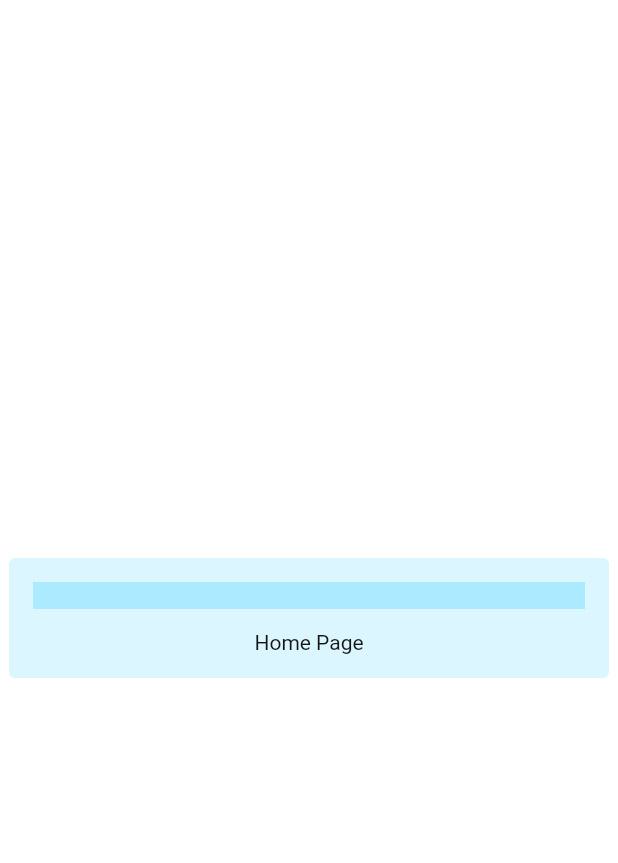
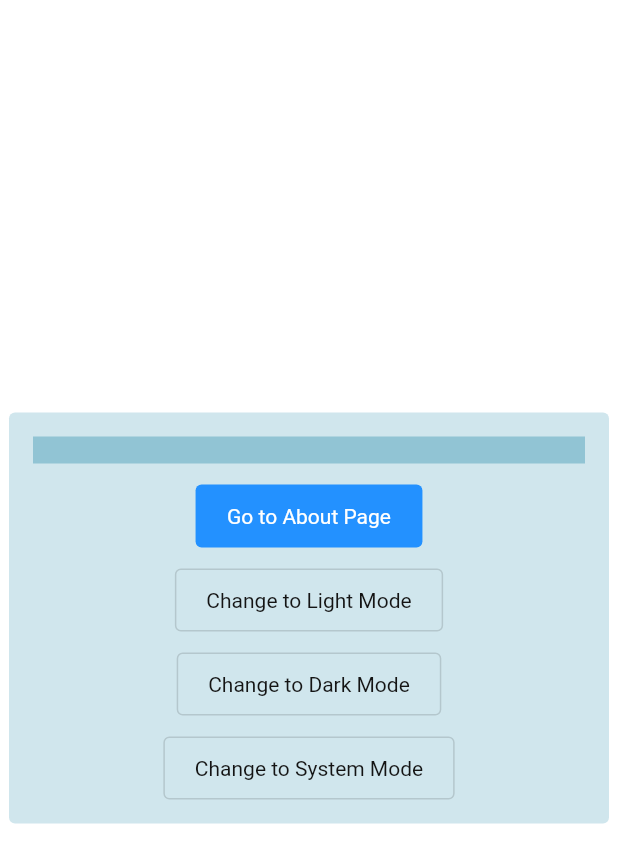
Before and after one commit to AxonDesigns/widget_app, a Flutter app: the screen it shows after launch, on a phone screen of 412 x 824 dp. Shown: the top 863 px of the screen. Run offline on Flutter 3.47's test engine with Material 3 defaults, Android fonts, the phone set to English and light mode, and no system bars; our stand-ins replace flutter_lucide, go_router, shared_preferences.

Commit message:
chore: start ui designing

```diff
--- a/lib/components/button.dart
+++ b/lib/components/button.dart
@@ -5,7 +5,6 @@ import 'package:widget_app/utils.dart';
 
 enum AxType {
   primary,
-  secondary,
   outline,
   ghost,
   glass,
@@ -17,7 +16,6 @@ class Button extends StatefulWidget {
     this.children = const [],
     this.builder,
     required this.onPressed,
-    this.interactable = true,
     required this.backgroundColor,
     required this.borderColor,
     required this.foregroundColor,
@@ -27,6 +25,66 @@ class Button extends StatefulWidget {
     this.focusNode,
     this.unfocusOnTapOutside = true,
   }) : type = null;
+
+  const Button.primary({
+    super.key,
+    this.children = const [],
+    this.builder,
+    required this.onPressed,
+    this.gap = 5.0,
+    this.tooltip,
+    this.focusable = true,
+    this.focusNode,
+    this.unfocusOnTapOutside = true,
+  })  : type = AxType.primary,
+        foregroundColor = null,
+        backgroundColor = null,
+        borderColor = null;
+
+  const Button.outline({
+    super.key,
+    this.children = const [],
+    this.builder,
+    required this.onPressed,
+    this.gap = 5.0,
+    this.tooltip,
+    this.focusable = true,
+    this.focusNode,
+    this.unfocusOnTapOutside = true,
+  })  : type = AxType.outline,
+        foregroundColor = null,
+        backgroundColor = null,
+        borderColor = null;
+
+  const Button.ghost({
+    super.key,
+    this.children = const [],
+    this.builder,
+    required this.onPressed,
+    this.gap = 5.0,
+    this.tooltip,
+    this.focusable = true,
+    this.focusNode,
+    this.unfocusOnTapOutside = true,
+  })  : type = AxType.ghost,
+        foregroundColor = null,
+        backgroundColor = null,
+        borderColor = null;
+
+  const Button.glass({
+    super.key,
+    this.children = const [],
+    this.builder,
+    required this.onPressed,
+    this.gap = 5.0,
+    this.tooltip,
+    this.focusable = true,
+    this.focusNode,
+    this.unfocusOnTapOutside = true,
+  })  : type = AxType.glass,
+        foregroundColor = null,
+        backgroundColor = null,
+        borderColor = null;
 
   final List<Widget> children;
   final Widget Function(bool hovered, bool pressed, bool focused)? builder;
@@ -38,7 +96,6 @@ class Button extends StatefulWidget {
   final WidgetStateColor? backgroundColor;
   final WidgetStateColor? borderColor;
   final WidgetStateColor? foregroundColor;
-  final bool interactable;
   final double gap;
   final bool focusable;
   final bool unfocusOnTapOutside;
@@ -95,8 +152,8 @@ class _ButtonState extends State<Button> {
     final theme = GenericTheme.of(context);
 
     final isDarkMode = context.isDarkMode;
-    final pressedValue = switch (isDarkMode) { true => 0.25, false => 0.1 };
-    final hoveredValue = pressedValue * 0.5;
+    const pressedValue = 0.2;
+    const hoveredValue = pressedValue * 0.5;
 
     //TODO: add light mode
     final bgColor = widget.backgroundColor?.resolve(state) ??
@@ -105,37 +162,33 @@ class _ButtonState extends State<Button> {
               var colorHSV = HSVColor.fromColor(theme.primaryColor);
 
               if (state.contains(WidgetState.pressed)) {
-                return colorHSV.withValue(colorHSV.value - pressedValue).toColor();
+                return colorHSV
+                    .withValue(colorHSV.value - pressedValue)
+                    .toColor();
               }
+
               if (state.contains(WidgetState.hovered)) {
-                return colorHSV.withValue(colorHSV.value - hoveredValue).toColor();
+                return colorHSV
+                    .withValue(colorHSV.value - hoveredValue)
+                    .toColor();
               }
 
               return colorHSV.toColor();
             }).resolve(state),
-          AxType.secondary => WidgetStateColor.resolveWith((state) {
-              var colorHSV = HSVColor.fromColor(theme.primaryColor);
-
+          AxType.outline ||
+          AxType.ghost =>
+            WidgetStateColor.resolveWith((state) {
               if (state.contains(WidgetState.pressed)) {
-                return colorHSV.withValue(colorHSV.value - pressedValue).toColor();
+                return GenericTheme.of(context)
+                    .foregroundColor
+                    .withOpacity(0.05);
               }
               if (state.contains(WidgetState.hovered)) {
-                return colorHSV.withValue(colorHSV.value - hoveredValue).toColor();
+                return GenericTheme.of(context)
+                    .foregroundColor
+                    .withOpacity(0.1);
               }
-
-              return colorHSV.toColor();
-            }).resolve(state),
-          AxType.outline || AxType.ghost => WidgetStateColor.resolveWith((state) {
-              var color = theme.foregroundColor;
-
-              if (state.contains(WidgetState.pressed)) {
-                return color.withOpacity(0.15);
-              }
-              if (state.contains(WidgetState.hovered)) {
-                return color.withOpacity(0.07);
-              }
-
-              return color.withOpacity(0.0);
+              return GenericTheme.of(context).foregroundColor.withOpacity(0.0);
             }).resolve(state),
           AxType.glass => WidgetStateColor.resolveWith((state) {
               var color = theme.primaryColor;
@@ -154,15 +207,32 @@ class _ButtonState extends State<Button> {
 
     final borderColor = widget.borderColor?.resolve(state) ??
         switch (widget.type) {
-          AxType.outline => theme.foregroundColor,
-          AxType.glass => theme.primaryColor,
+          AxType.outline => WidgetStateColor.resolveWith((state) {
+              if (state.contains(WidgetState.pressed)) {
+                return GenericTheme.of(context)
+                    .foregroundColor
+                    .withOpacity(0.05);
+              }
+              if (state.contains(WidgetState.hovered)) {
+                return GenericTheme.of(context)
+                    .foregroundColor
+                    .withOpacity(0.0);
+              }
+              return GenericTheme.of(context).foregroundColor.withOpacity(0.15);
+            }).resolve(state),
+          AxType.glass => theme.primaryColor.withOpacity(0.5),
           _ => Colors.transparent,
         };
 
     final fgColor = widget.foregroundColor?.resolve(state) ??
         switch (widget.type) {
-          AxType.primary => theme.foregroundColor,
-          AxType.secondary => theme.foregroundColor,
+          AxType.primary => WidgetStateColor.resolveWith((state) {
+              if (isDarkMode) {
+                return theme.foregroundColor;
+              }
+
+              return theme.backgroundColor;
+            }).resolve(state),
           AxType.glass => theme.primaryColor,
           _ => theme.foregroundColor,
         };
@@ -175,7 +245,8 @@ class _ButtonState extends State<Button> {
       focusNode: _focusNode,
       onFocusChange: (value) => setState(() => focused = value),
       onShowHoverHighlight: (value) => setState(() => hovered = value),
-      mouseCursor: enabled ? SystemMouseCursors.basic : SystemMouseCursors.forbidden,
+      mouseCursor:
+          enabled ? SystemMouseCursors.basic : SystemMouseCursors.forbidden,
       child: GestureDetector(
         behavior: HitTestBehavior.deferToChild,
         onTapDown: (details) => setState(() => pressed = true),
@@ -191,7 +262,7 @@ class _ButtonState extends State<Button> {
         onTap: widget.onPressed == null
             ? null
             : () {
-                if (widget.interactable) widget.onPressed!.call();
+                widget.onPressed!.call();
               },
         child: Opacity(
           opacity: enabled ? 1.0 : 0.65,
@@ -201,23 +272,27 @@ class _ButtonState extends State<Button> {
             decoration: BoxDecoration(
               color: bgColor,
               borderRadius: BorderRadius.circular(4.0),
-              border: borderColor.alpha == 0.0
-                  ? null
-                  : Border.all(
-                      strokeAlign: BorderSide.strokeAlignInside,
-                      width: 1.0,
-                      color: borderColor,
-                    ),
+              border: Border.all(
+                strokeAlign: BorderSide.strokeAlignInside,
+                width: 1.0,
+                color: borderColor,
+              ),
             ),
             child: Padding(
               padding: EdgeInsets.symmetric(
                 /* horizontal: widget.squared ? 7.5 : 12.0,
                 vertical: widget.squared ? 7.5 : 6.0, */
-                horizontal: widget.children.length == 1 && widget.children.first is! Text ? squarePadding : horizontalPadding,
-                vertical: widget.children.length == 1 && widget.children.first is! Text ? squarePadding : verticalPadding,
+                horizontal: widget.children.length == 1 &&
+                        widget.children.first is! Text
+                    ? squarePadding
+                    : horizontalPadding,
+                vertical: widget.children.length == 1 &&
+                        widget.children.first is! Text
+                    ? squarePadding
+                    : verticalPadding,
               ),
               child: IconTheme(
-                data: IconThemeData(color: fgColor),
+                data: IconThemeData(color: fgColor, size: 16),
                 child: DefaultTextStyle(
                   style: TextStyle(
                     color: fgColor,
@@ -228,8 +303,11 @@ class _ButtonState extends State<Button> {
                           ? Row(
                               mainAxisSize: MainAxisSize.min,
                               mainAxisAlignment: MainAxisAlignment.center,
-                              children: List.generate((widget.children.length * 2) - 1,
-                                  (index) => index.isEven ? widget.children[index ~/ 2] : SizedBox(width: widget.gap)),
+                              children: List.generate(
+                                  (widget.children.length * 2) - 1,
+                                  (index) => index.isEven
+                                      ? widget.children[index ~/ 2]
+                                      : SizedBox(width: widget.gap)),
                             )
                           : const SizedBox.shrink()),
                 ),
--- a/lib/components/dark_mode_state.dart
+++ b/lib/components/dark_mode_state.dart
@@ -1,30 +1,40 @@
 import 'dart:ui';
 
 import 'package:flutter/widgets.dart';
+import 'package:shared_preferences/shared_preferences.dart';
 
-class ThemeModeState extends StatefulWidget {
-  const ThemeModeState({
+class ThemeModeStateProvider extends StatefulWidget {
+  const ThemeModeStateProvider({
     super.key,
     required this.child,
-    required this.initial,
+    this.initial,
+    this.storageKey = 'theme_mode',
   });
 
   final Widget child;
-  final ThemeMode initial;
+  final ThemeMode? initial;
+  final String storageKey;
 
   @override
-  State<ThemeModeState> createState() => _ThemeModeStateState();
+  State<ThemeModeStateProvider> createState() => ThemeModeStateProviderState();
 }
 
-class _ThemeModeStateState extends State<ThemeModeState> with WidgetsBindingObserver {
-  late bool isDarkMode;
+class ThemeModeStateProviderState extends State<ThemeModeStateProvider>
+    with WidgetsBindingObserver {
+  var _isDarkMode = false;
+
+  ThemeMode? _themeMode;
 
   @override
   void initState() {
     super.initState();
+    _themeMode = widget.initial;
+
     WidgetsBinding.instance.addObserver(this);
     final mode = WidgetsBinding.instance.platformDispatcher.platformBrightness;
-    isDarkMode = widget.initial == ThemeMode.system ? mode == Brightness.dark : widget.initial == ThemeMode.dark;
+    _isDarkMode = _themeMode == ThemeMode.system
+        ? mode == Brightness.dark
+        : _themeMode == ThemeMode.dark;
   }
 
   @override
@@ -36,18 +46,34 @@ class _ThemeModeStateState extends State<ThemeModeState> with WidgetsBindingObse
   @override
   void didChangePlatformBrightness() {
     super.didChangePlatformBrightness();
+    if (_themeMode != ThemeMode.system) return;
     setState(() {
-      final mode = WidgetsBinding.instance.platformDispatcher.platformBrightness;
-      isDarkMode = widget.initial == ThemeMode.system ? mode == Brightness.dark : widget.initial == ThemeMode.dark;
+      _updateIsDarkMode();
     });
+  }
+
+  void _updateIsDarkMode() {
+    final mode = WidgetsBinding.instance.platformDispatcher.platformBrightness;
+    _isDarkMode = _themeMode == ThemeMode.system
+        ? mode == Brightness.dark
+        : _themeMode == ThemeMode.dark;
   }
 
   @override
   Widget build(BuildContext context) {
-    return _ThemeModeState(
+    return ThemeModeState(
       data: ThemeModeStateData(
-        themeMode: widget.initial,
-        isDarkMode: isDarkMode,
+        themeMode: _themeMode ?? ThemeMode.system,
+        isDarkMode: _isDarkMode,
+        setThemeMode: (mode) {
+          setState(() {
+            _themeMode = mode;
+            _updateIsDarkMode();
+          });
+          SharedPreferences.getInstance().then(
+            (value) => value.setInt(widget.storageKey, _themeMode?.index ?? 0),
+          );
+        },
       ),
       child: widget.child,
     );
@@ -55,8 +81,8 @@ class _ThemeModeStateState extends State<ThemeModeState> with WidgetsBindingObse
 }
 
 /// A theme that uses the [GenericThemeData] as its [ThemeData].
-class _ThemeModeState extends InheritedWidget {
-  const _ThemeModeState({
+class ThemeModeState extends InheritedWidget {
+  const ThemeModeState({
     super.key,
     required super.child,
     required this.data,
@@ -65,16 +91,16 @@ class _ThemeModeState extends InheritedWidget {
   final ThemeModeStateData data;
 
   @override
-  bool updateShouldNotify(covariant _ThemeModeState oldWidget) {
+  bool updateShouldNotify(covariant ThemeModeState oldWidget) {
     return oldWidget.data != data;
   }
 
   static ThemeModeStateData of(BuildContext context) {
-    return context.dependOnInheritedWidgetOfExactType<_ThemeModeState>()!.data;
+    return context.dependOnInheritedWidgetOfExactType<ThemeModeState>()!.data;
   }
 
   static ThemeModeStateData? maybeOf(BuildContext context) {
-    return context.dependOnInheritedWidgetOfExactType<_ThemeModeState>()?.data;
+    return context.dependOnInheritedWidgetOfExactType<ThemeModeState>()?.data;
   }
 }
 
@@ -82,10 +108,12 @@ class ThemeModeStateData {
   ThemeModeStateData({
     required this.themeMode,
     required this.isDarkMode,
+    required this.setThemeMode,
   });
 
   final ThemeMode themeMode;
   final bool isDarkMode;
+  final Function(ThemeMode mode) setThemeMode;
 }
 
 enum ThemeMode {
@@ -96,10 +124,14 @@ enum ThemeMode {
 
 extension ThemeModeStateExtension on BuildContext {
   ThemeMode get themeMode {
-    return _ThemeModeState.maybeOf(this)?.themeMode ?? ThemeMode.system;
+    return ThemeModeState.maybeOf(this)?.themeMode ?? ThemeMode.system;
   }
 
   bool get isDarkMode {
-    return _ThemeModeState.maybeOf(this)?.isDarkMode ?? false;
+    return ThemeModeState.maybeOf(this)?.isDarkMode ?? false;
+  }
+
+  void setThemeMode(ThemeMode mode) {
+    ThemeModeState.maybeOf(this)?.setThemeMode(mode);
   }
 }
--- a/lib/components/gapped_flex.dart
+++ b/lib/components/gapped_flex.dart
@@ -48,9 +48,10 @@ class GappedRow extends Flex {
 
   static List<Widget> _buildChildren(List<Widget> base, {double gap = 0.0}) {
     final result = <Widget>[];
+    final length = base.length;
     for (var (index, child) in base.indexed) {
       result.add(child);
-      if (index != base.length - 1) {
+      if (index != length - 1) {
         result.add(SizedBox(width: gap));
       }
     }
--- a/lib/components/generic_theme.dart
+++ b/lib/components/generic_theme.dart
@@ -38,10 +38,12 @@ class AnimatedGenericTheme extends ImplicitlyAnimatedWidget {
   final Widget child;
 
   @override
-  AnimatedWidgetBaseState<AnimatedGenericTheme> createState() => _AnimatedGenericThemeState();
+  AnimatedWidgetBaseState<AnimatedGenericTheme> createState() =>
+      _AnimatedGenericThemeState();
 }
 
-class _AnimatedGenericThemeState extends AnimatedWidgetBaseState<AnimatedGenericTheme> {
+class _AnimatedGenericThemeState
+    extends AnimatedWidgetBaseState<AnimatedGenericTheme> {
   GenericThemeDataTween? _data;
   @override
   Widget build(BuildContext context) {
@@ -53,8 +55,18 @@ class _AnimatedGenericThemeState extends AnimatedWidgetBaseState<AnimatedGeneric
 
   @override
   void forEachTween(TweenVisitor<dynamic> visitor) {
-    _data = visitor(_data, widget.data, (dynamic value) => GenericThemeDataTween(begin: value))! as GenericThemeDataTween;
+    _data = visitor(_data, widget.data,
+            (dynamic value) => GenericThemeDataTween(begin: value))!
+        as GenericThemeDataTween;
   }
+}
+
+enum RoundedSize {
+  none,
+  small,
+  medium,
+  large,
+  full,
 }
 
 /// The [ThemeData] used by [GenericTheme].
@@ -64,25 +76,30 @@ class GenericThemeData {
     required this.backgroundColor,
     required this.foregroundColor,
     required Color highestSurfaceColor,
+    required this.roundedSize,
   }) : _highestSurfaceColor = highestSurfaceColor;
 
   factory GenericThemeData.light() => const GenericThemeData(
-        primaryColor: Color.fromARGB(255, 55, 194, 236),
+        primaryColor: Color.fromARGB(255, 35, 145, 255),
         backgroundColor: Colors.white,
         foregroundColor: Color.fromARGB(255, 20, 20, 20),
-        highestSurfaceColor: Color.fromARGB(255, 171, 234, 255),
+        highestSurfaceColor: Color.fromARGB(255, 145, 196, 212),
+        roundedSize: RoundedSize.medium,
       );
 
   factory GenericThemeData.dark() => const GenericThemeData(
-        primaryColor: Color.fromARGB(255, 55, 194, 236),
+        primaryColor: Color.fromARGB(255, 0, 128, 255),
         backgroundColor: Color.fromARGB(255, 20, 20, 20),
         foregroundColor: Color.fromARGB(255, 255, 255, 255),
         highestSurfaceColor: Color.fromARGB(255, 45, 45, 45),
+        roundedSize: RoundedSize.medium,
       );
 
   final Color primaryColor;
   final Color backgroundColor;
   final Color foregroundColor;
+  final RoundedSize roundedSize;
+
   final Color _highestSurfaceColor;
 
   GenericColorSwatch get surfaceColor => GenericColorSwatch(
@@ -98,14 +115,17 @@ class GenericThemeData {
         },
       );
 
-  static GenericThemeData lerp(GenericThemeData a, GenericThemeData b, double t) {
+  static GenericThemeData lerp(
+      GenericThemeData a, GenericThemeData b, double t) {
     if (identical(a, b)) return a;
 
     return GenericThemeData(
       primaryColor: Color.lerp(a.primaryColor, b.primaryColor, t)!,
       backgroundColor: Color.lerp(a.backgroundColor, b.backgroundColor, t)!,
       foregroundColor: Color.lerp(a.foregroundColor, b.foregroundColor, t)!,
-      highestSurfaceColor: Color.lerp(a._highestSurfaceColor, b._highestSurfaceColor, t)!,
+      roundedSize: b.roundedSize,
+      highestSurfaceColor:
+          Color.lerp(a._highestSurfaceColor, b._highestSurfaceColor, t)!,
     );
   }
 }
@@ -140,3 +160,9 @@ class GenericColorSwatch extends ColorSwatch<int> {
   Color get higher => this[2]!;
   Color get highest => this[3]!;
 }
+
+extension GenericThemeExtension on BuildContext {
+  GenericThemeData get theme {
+    return GenericTheme.of(this);
+  }
+}
--- /dev/null
+++ b/lib/components/tooltip.dart
@@ -0,0 +1,104 @@
+import 'package:flutter/foundation.dart';
+import 'package:flutter/widgets.dart';
+
+import 'generic.dart';
+
+class Tooltip extends StatefulWidget {
+  const Tooltip({
+    super.key,
+    required this.child,
+    this.message = '',
+  });
+
+  final Widget child;
+  final String message;
+
+  @override
+  State<Tooltip> createState() => _TooltipState();
+}
+
+class _TooltipState extends State<Tooltip> {
+  bool _showing = false;
+  Offset _position = Offset.zero;
+  OverlayEntry? _overlayEntry;
+
+  @override
+  void initState() {
+    super.initState();
+    WidgetsBinding.instance.addPostFrameCallback((timeStamp) {
+      _createOverlayEntry();
+    });
+  }
+
+  @override
+  Widget build(BuildContext context) {
+    return MouseRegion(
+      onHover: (event) {
+        setState(() {
+          _position = event.position;
+        });
+        _overlayEntry?.markNeedsBuild();
+      },
+      onEnter: (event) {
+        _position = event.position;
+        _showTooltip(context, widget.message);
+      },
+      onExit: (event) {
+        _hideTooltip();
+      },
+      child: widget.child,
+    );
+  }
+
+  void _showTooltip(BuildContext context, String message) {
+    if (kIsWeb) return;
+    setState(() {
+      _showing = true;
+    });
+    _overlayEntry?.markNeedsBuild();
+  }
+
+  void _hideTooltip() {
+    setState(() {
+      _showing = false;
+    });
+    _overlayEntry?.markNeedsBuild();
+  }
+
+  void _createOverlayEntry() {
+    final overlayState = Overlay.of(context);
+    _overlayEntry = OverlayEntry(
+      builder: (context) => Positioned(
+        top: _position.dy + 10.0,
+        left: _position.dx + 10.0,
+        child: IgnorePointer(
+          child: AnimatedOpacity(
+            opacity: _showing ? 1.0 : 0.0,
+            duration: const Duration(milliseconds: 25),
+            child: Container(
+              padding:
+                  const EdgeInsets.symmetric(horizontal: 8.0, vertical: 4.0),
+              decoration: BoxDecoration(
+                color: context.theme.backgroundColor,
+                border: Border.all(
+                  color: context.theme.surfaceColor.higher,
+                  strokeAlign: BorderSide.strokeAlignInside,
+                ),
+                borderRadius: BorderRadius.circular(4.0),
+              ),
+              child: Text(
+                widget.message,
+                style: TextStyle(
+                  color: context.theme.foregroundColor,
+                  fontSize: 12.0,
+                ),
+              ),
+            ),
+          ),
+        ),
+      ),
+    );
+
+    overlayState.insert(_overlayEntry!);
+  }
+}
--- a/lib/main.dart
+++ b/lib/main.dart
@@ -1,30 +1,45 @@
+import 'package:shared_preferences/shared_preferences.dart';
 import 'package:widget_app/components/dark_mode_state.dart';
 import 'package:widget_app/router.dart';
 import 'components/generic.dart';
 
-void main() {
-  runApp(const MainApp());
+Future<void> main() async {
+  WidgetsFlutterBinding.ensureInitialized();
+  final prefs = await SharedPreferences.getInstance();
+  final initialThemeMode = ThemeMode.values[prefs.getInt('theme_mode') ?? 0];
+
+  runApp(MainApp(
+    initialThemeMode: initialThemeMode,
+  ));
 }
 
 class MainApp extends StatelessWidget {
-  const MainApp({super.key});
+  const MainApp({
+    super.key,
+    this.initialThemeMode = ThemeMode.system,
+  });
+
+  final ThemeMode initialThemeMode;
 
   @override
   Widget build(BuildContext context) {
     return GenericApp.router(
       debugShowCheckedModeBanner: false,
       builder: (context, child) {
-        return ThemeModeState(
-          initial: ThemeMode.system,
+        return ThemeModeStateProvider(
+          initial: initialThemeMode,
+          storageKey: 'theme_mode',
+          // The builder is needed, because we need a new context that has access to the theme mode state.
           child: Builder(builder: (context) {
             return AnimatedGenericTheme(
-              data: context.isDarkMode ? GenericThemeData.dark() : GenericThemeData.light(),
-              // This builder is needed to make the text style work, otherwise it's just null.
+              data: context.isDarkMode
+                  ? GenericThemeData.dark()
+                  : GenericThemeData.light(),
               child: Builder(
                 builder: (context) {
                   return DefaultTextStyle(
                     style: TextStyle(
-                      color: GenericTheme.of(context).foregroundColor,
+                      color: context.theme.foregroundColor,
                     ),
                     child: child!,
                   );
--- a/lib/pages/home_page.dart
+++ b/lib/pages/home_page.dart
@@ -1,5 +1,8 @@
 import 'package:go_router/go_router.dart';
+import 'package:widget_app/components/button.dart';
+import 'package:widget_app/components/dark_mode_state.dart';
 import 'package:widget_app/components/generic.dart';
+import 'package:widget_app/components/tooltip.dart';
 
 class HomePage extends StatefulWidget {
   const HomePage({super.key});
@@ -8,7 +11,8 @@ class HomePage extends StatefulWidget {
   State<HomePage> createState() => _HomePageState();
 }
 
-class _HomePageState extends State<HomePage> with AutomaticKeepAliveClientMixin {
+class _HomePageState extends State<HomePage>
+    with AutomaticKeepAliveClientMixin {
   final _controller = TextEditingController();
 
   @override
@@ -31,11 +35,32 @@ class _HomePageState extends State<HomePage> with AutomaticKeepAliveClientMixin
               TextInput(
                 controller: _controller,
               ),
-              GestureDetector(
-                onTap: () async {
-                  await context.push('/about');
+              Tooltip(
+                message: "Example tooltip",
+                child: Button.primary(
+                  onPressed: () async {
+                    await context.push('/about');
+                  },
+                  children: [Text("Go to About Page")],
+                ),
+              ),
+              Button.outline(
+                onPressed: () async {
+                  context.setThemeMode(ThemeMode.light);
                 },
-                child: const Text('Home Page'),
+                children: [Text("Change to Light Mode")],
+              ),
+              Button.outline(
+                onPressed: () async {
+                  context.setThemeMode(ThemeMode.dark);
+                },
+                children: [Text("Change to Dark Mode")],
+              ),
+              Button.outline(
+                onPressed: () async {
+                  context.setThemeMode(ThemeMode.system);
+                },
+                children: [Text("Change to System Mode")],
               ),
             ],
           ),
--- a/pubspec.yaml
+++ b/pubspec.yaml
@@ -10,7 +10,9 @@ dependencies:
   desktop_multi_window: ^0.2.0
   flutter:
     sdk: flutter
+  flutter_lucide: ^1.5.0
   go_router: ^14.2.7
+  shared_preferences: ^2.3.3
   window_manager: ^0.4.2
 
 dev_dependencies:
```
Also changed, not shown: lib/pages/about_page.dart (+48 -4 lines), pubspec.lock, 4 other files.
